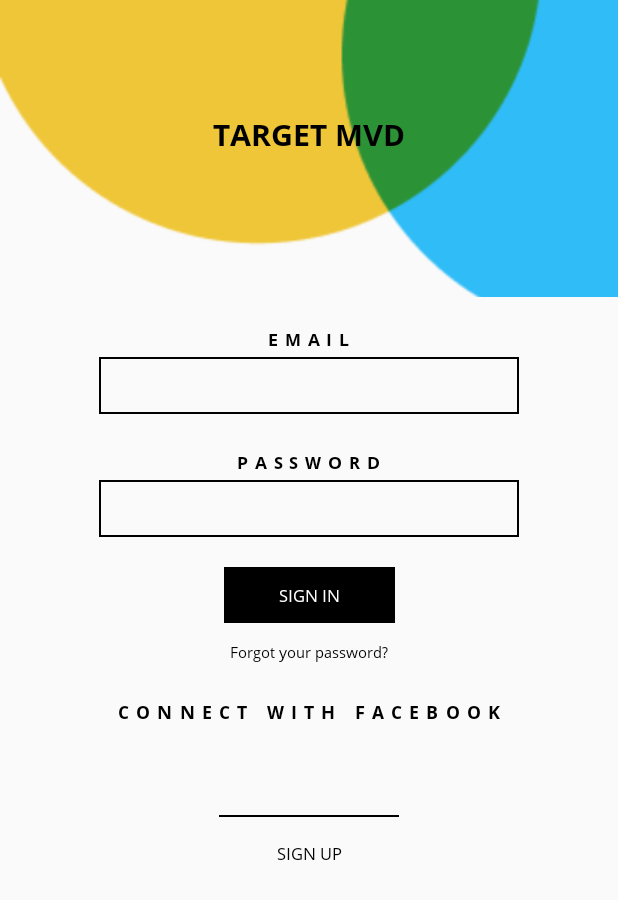
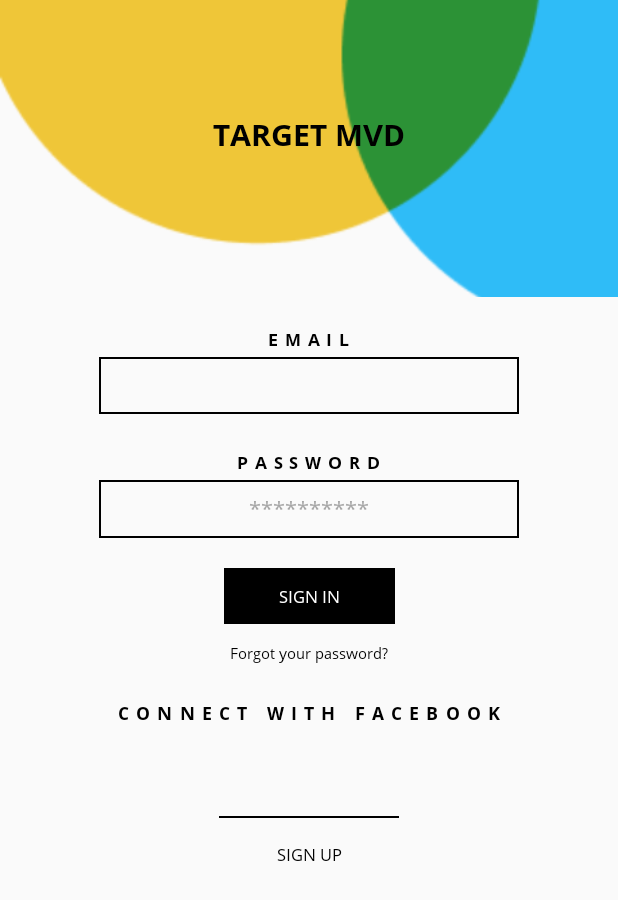
Before and after one commit to juanRodriguez17/target-app, an Android app: the SignInActivity screen opened directly, with no data from a screen before it, after a tap on "SIGN IN", on a phone screen of 412 x 824 dp. Shown: the top 900 px of the screen. Run offline under Robolectric (Android 15) with nearby library versions, the phone set to English and light mode, and no system bars; our stand-ins replace Dagger/Hilt's generated code; libraries missing offline, so code that uses them is left out: androidx.hilt.lifecycle; 2 statements that could not run were skipped.

Commit message:
Sign in screen

```diff
--- a/app/src/main/java/com/rootstrap/android/network/managers/user/UserManager.kt
+++ b/app/src/main/java/com/rootstrap/android/network/managers/user/UserManager.kt
@@ -2,10 +2,11 @@ package com.rootstrap.android.network.managers.user
 
 import com.rootstrap.android.network.models.User
 import com.rootstrap.android.network.models.UserSerializer
+import com.rootstrap.android.network.models.UserSignInSerializer
 import com.rootstrap.android.util.extensions.Data
 
 interface UserManager {
     suspend fun signUp(user: User): Result<Data<UserSerializer>>
-    suspend fun signIn(user: User): Result<Data<UserSerializer>>
+    suspend fun signIn(user: User): Result<Data<UserSignInSerializer>>
     suspend fun signOut(): Result<Data<Void>>
 }
--- a/app/src/main/java/com/rootstrap/android/network/managers/user/UserManagerImpl.kt
+++ b/app/src/main/java/com/rootstrap/android/network/managers/user/UserManagerImpl.kt
@@ -2,6 +2,7 @@ package com.rootstrap.android.network.managers.user
 
 import com.rootstrap.android.network.models.User
 import com.rootstrap.android.network.models.UserSerializer
+import com.rootstrap.android.network.models.UserSignInSerializer
 import com.rootstrap.android.network.services.ApiService
 import com.rootstrap.android.util.extensions.ActionCallback
 import com.rootstrap.android.util.extensions.Data
@@ -15,7 +16,7 @@ class UserManagerImpl @Inject constructor(private val service: ApiService) : Use
     override suspend fun signUp(user: User): Result<Data<UserSerializer>> =
         ActionCallback.call(service.signUp(UserSerializer(user)))
 
-    override suspend fun signIn(user: User): Result<Data<UserSerializer>> =
+    override suspend fun signIn(user: User): Result<Data<UserSignInSerializer>> =
         ActionCallback.call(service.signIn(UserSerializer(user)))
 
     override suspend fun signOut(): Result<Data<Void>> =
--- a/app/src/main/java/com/rootstrap/android/network/models/User.kt
+++ b/app/src/main/java/com/rootstrap/android/network/models/User.kt
@@ -13,3 +13,5 @@ data class User(
 )
 
 data class UserSerializer(@Json(name = "user") val user: User)
+
+data class UserSignInSerializer(@Json(name = "data") val user: User)
--- a/app/src/main/java/com/rootstrap/android/network/services/ApiService.kt
+++ b/app/src/main/java/com/rootstrap/android/network/services/ApiService.kt
@@ -1,6 +1,7 @@
 package com.rootstrap.android.network.services
 
 import com.rootstrap.android.network.models.UserSerializer
+import com.rootstrap.android.network.models.UserSignInSerializer
 import retrofit2.Call
 import retrofit2.http.Body
 import retrofit2.http.DELETE
@@ -12,7 +13,7 @@ interface ApiService {
     fun signUp(@Body user: UserSerializer): Call<UserSerializer>
 
     @POST("users/sign_in")
-    fun signIn(@Body user: UserSerializer): Call<UserSerializer>
+    fun signIn(@Body user: UserSerializer): Call<UserSignInSerializer>
 
     @DELETE("users/sign_out")
     fun signOut(): Call<Void>
--- a/app/src/main/java/com/rootstrap/android/ui/activity/main/SignInActivity.kt
+++ b/app/src/main/java/com/rootstrap/android/ui/activity/main/SignInActivity.kt
@@ -33,6 +33,7 @@ class SignInActivity : PermissionActivity(), AuthView {
         Analytics.track(PageEvents.visit(VISIT_SIGN_IN))
 
         binding.signInButton.setOnClickListener { signIn() }
+        binding.signUpButton.setOnClickListener { signOut() }
         binding.emailEditText.setOnFocusChangeListener { _, _ -> changeBackground(binding.emailEditText) }
         binding.passwordEditText.setOnFocusChangeListener { _, _ -> changeBackground(binding.passwordEditText) }
 
@@ -53,6 +54,10 @@ class SignInActivity : PermissionActivity(), AuthView {
             )
             viewModel.signIn(user)
         }
+    }
+
+    private fun signOut() {
+        startActivityClearTask(SignUpActivity())
     }
 
     private fun setObservers() {
--- a/app/src/main/res/layout/activity_sign_in.xml
+++ b/app/src/main/res/layout/activity_sign_in.xml
@@ -61,7 +61,8 @@
             android:id="@+id/password_edit_text"
             android:layout_width="match_parent"
             android:layout_height="wrap_content"
-            android:inputType="textPassword" />
+            android:inputType="textPassword"
+            android:hint="@string/password_hint"/>
 
     </LinearLayout>
 
--- a/app/src/main/res/values/strings.xml
+++ b/app/src/main/res/values/strings.xml
@@ -17,6 +17,7 @@
     <string name="last_name">Last Name</string>
     <string name="email">Email</string>
     <string name="password">Password</string>
+    <string name="password_hint">**********</string>
     <string name="got_account">Already registered? Sign in!</string>
     <string name="sign_up">Sign Up</string>
 
--- a/app/src/main/res/values/styles.xml
+++ b/app/src/main/res/values/styles.xml
@@ -30,6 +30,7 @@
         <item name="android:paddingBottom">9dp</item>
         <item name="android:paddingStart">4dp</item>
         <item name="android:background">@drawable/edittext_background</item>
+        <item name="android:gravity">center</item>
     </style>
 
     <style name="button_normal">
```
